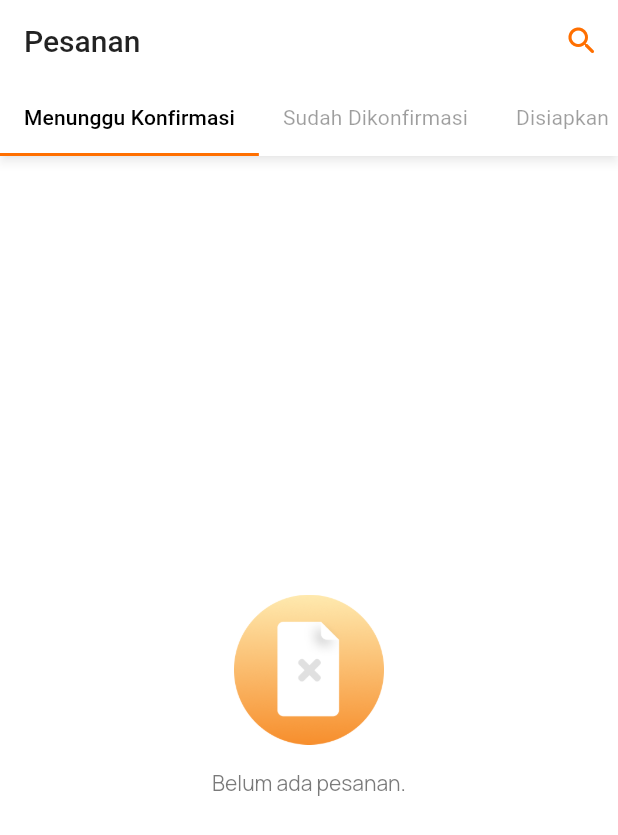
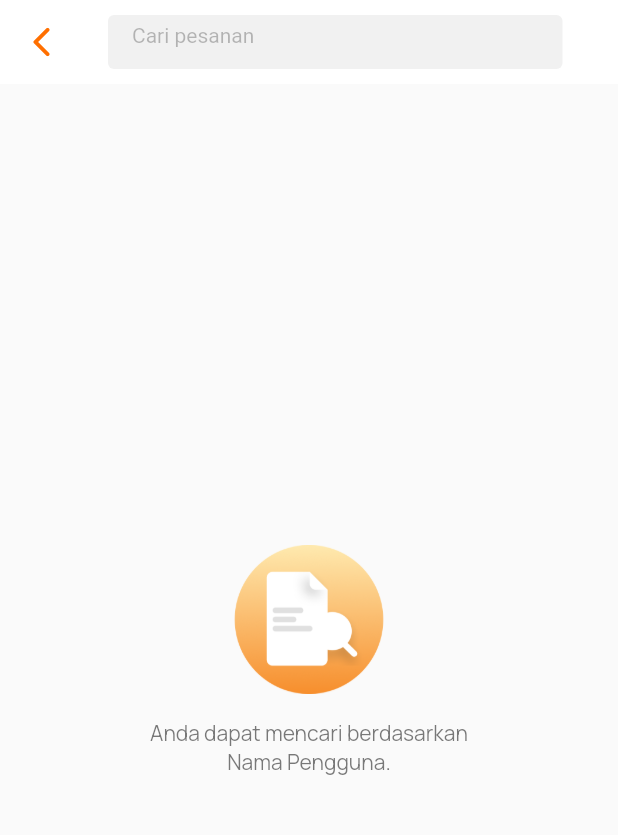
Before and after one commit to NadiaAqmarina/delish_customer, a Flutter app: the screen it shows after launch, after a tap on the "search" icon, on a phone screen of 412 x 824 dp. Shown: the top 835 px of the screen. Run offline on Flutter 3.47's test engine with Material 2 defaults, Android fonts, the light colour scheme and no system bars; our stand-ins replace google_fonts.

Commit message:
adding search page

```diff
--- a/lib/pages/dikonfirmasi_detail.dart
+++ b/lib/pages/dikonfirmasi_detail.dart
@@ -18,24 +18,21 @@ class _DikonfirmasiDetailState extends State<DikonfirmasiDetail> {
         backgroundColor: Colors.white,
         elevation: 2.5,
         shadowColor: Color.fromRGBO(222, 222, 222, 0.36),
-        title: Text('Bayar', style: Theme.of(context).textTheme.headline6),
         leading: IconButton(
           icon: Icon(
             Icons.arrow_back_ios_rounded,
             color: Colors.amber[900],
           ),
+          iconSize: 24.0,
           onPressed: () {
             Navigator.push(context, MaterialPageRoute(builder: (context) {
               return TabPesanan();
             }));
           },
         ),
+        title: Text('Bayar', style: Theme.of(context).textTheme.headline6),
       ),
       body: Column(
-        mainAxisAlignment: MainAxisAlignment.spaceBetween,
-        crossAxisAlignment: CrossAxisAlignment.center,
-        children: [
-          Column(
         mainAxisAlignment: MainAxisAlignment.start,
         crossAxisAlignment: CrossAxisAlignment.start,
         children: [
@@ -124,8 +121,7 @@ class _DikonfirmasiDetailState extends State<DikonfirmasiDetail> {
                             children: [
                               Text(
                                 'Lunch Box',
-                                    style:
-                                        Theme.of(context).textTheme.subtitle2,
+                                style: Theme.of(context).textTheme.subtitle2,
                               ),
                               Text(
                                 'Rp25.000',
@@ -170,8 +166,7 @@ class _DikonfirmasiDetailState extends State<DikonfirmasiDetail> {
                             children: [
                               Text(
                                 'Lemper Ayam',
-                                    style:
-                                        Theme.of(context).textTheme.subtitle2,
+                                style: Theme.of(context).textTheme.subtitle2,
                               ),
                               Text(
                                 'Rp25.000',
@@ -233,8 +228,7 @@ class _DikonfirmasiDetailState extends State<DikonfirmasiDetail> {
                         'Subtotal',
                         style: Theme.of(context).textTheme.subtitle2,
                       ),
-                          Text('Rp50.000',
-                              style: TextStyle(color: Colors.black))
+                      Text('Rp50.000', style: TextStyle(color: Colors.black))
                     ],
                   ),
                   Padding(padding: EdgeInsets.only(bottom: 8.0)),
@@ -271,22 +265,6 @@ class _DikonfirmasiDetailState extends State<DikonfirmasiDetail> {
           ),
         ],
       ),
-          // Container(
-          //   height: 64.0,
-          //   alignment: Alignment.center,
-          //   color: Colors.white,
-          //   child: TextButton(
-          //       onPressed: () {},
-          //       child: Text(
-          //         'Batalkan Pesanan',
-          //         style: TextStyle(
-          //             color: Colors.red[800],
-          //             fontWeight: FontWeight.w600,
-          //             fontSize: 14.0),
-          //       )),
-          // )
-        ],
-      ),
     );
   }
 }
--- /dev/null
+++ b/lib/pages/search.dart
@@ -0,0 +1,66 @@
+import 'package:flutter/material.dart';
+
+class Search extends StatefulWidget {
+  const Search({Key? key}) : super(key: key);
+
+  @override
+  _SearchState createState() => _SearchState();
+}
+
+class _SearchState extends State<Search> {
+  @override
+  Widget build(BuildContext context) {
+    return Scaffold(
+      appBar: AppBar(
+        backgroundColor: Colors.white,
+        elevation: 0.0,
+        leading: IconButton(
+          onPressed: () {},
+          icon: Icon(Icons.arrow_back_ios_rounded),
+          color: Colors.amber[900],
+        ),
+        title: Container(
+          width: 303.0,
+          height: 36.0,
+          padding: EdgeInsets.fromLTRB(16, 8, 16, 8),
+          decoration: BoxDecoration(
+              color: Color.fromRGBO(241, 241, 241, 1),
+              borderRadius: BorderRadius.circular(4)),
+          child: TextField(
+            decoration: InputDecoration(
+              hintText: 'Cari pesanan',
+              border: InputBorder.none,
+              hintStyle: TextStyle(
+                  fontSize: 14.0,
+                  fontWeight: FontWeight.w400,
+                  color: Color.fromRGBO(33, 33, 33, 0.3)),
+            ),
+          ),
+        ),
+      ),
+      body: Center(
+        child: Column(
+          crossAxisAlignment: CrossAxisAlignment.center,
+          mainAxisAlignment: MainAxisAlignment.center,
+          children: [
+            Image.asset(
+              'assets/images/search.png',
+              width: 100,
+              height: 100,
+            ),
+            Padding(padding: EdgeInsets.only(top: 16.0)),
+            Text(
+              'Anda dapat mencari berdasarkan\nNama Pengguna.',
+              textAlign: TextAlign.center,
+              style: TextStyle(
+                  fontFamily: 'Manrope',
+                  fontSize: 14,
+                  fontWeight: FontWeight.w400,
+                  color: Color.fromRGBO(33, 33, 33, 0.6)),
+            ),
+          ],
+        ),
+      ),
+    );
+  }
+}
--- a/lib/pages/tab_pesanan.dart
+++ b/lib/pages/tab_pesanan.dart
@@ -1,3 +1,4 @@
+import 'package:delish_customer/pages/search.dart';
 import 'package:flutter/material.dart';
 import 'kosong_pesanan.dart' as kosong;
 // import 'menunggu_pesanan.dart' as menunggu;
@@ -25,8 +26,13 @@ class _TabPesananState extends State<TabPesanan> {
             shadowColor: Color.fromRGBO(222, 222, 222, 0.36),
             backgroundColor: Colors.white,
             elevation: 2.5,
-            title:
+            automaticallyImplyLeading: false,
+            title: Column(
+              mainAxisAlignment: MainAxisAlignment.start,
+              children: [
                 Text('Pesanan', style: Theme.of(context).textTheme.headline6),
+              ],
+            ),
             bottom: TabBar(
                 indicatorWeight: 2.0,
                 labelStyle: Theme.of(context).textTheme.subtitle2,
@@ -46,7 +52,11 @@ class _TabPesananState extends State<TabPesanan> {
                 ]),
             actions: [
               IconButton(
-                onPressed: () {},
+                onPressed: () {
+                  Navigator.push(context, MaterialPageRoute(builder: (context) {
+                    return Search();
+                  }));
+                },
                 icon: Icon(Icons.search_rounded),
                 color: Colors.amber[900],
               )
--- a/pubspec.yaml
+++ b/pubspec.yaml
@@ -51,6 +51,7 @@ flutter:
   - assets/images/location.png
   - assets/images/lunchbox.png
   - assets/images/lemperayam.png
+  - assets/images/search.png
   #   - images/a_dot_burr.jpeg
   #   - images/a_dot_ham.jpeg
 
```
Also changed, not shown: assets/images/search.png (added). Lines whose indentation alone changed are shown as unchanged.
